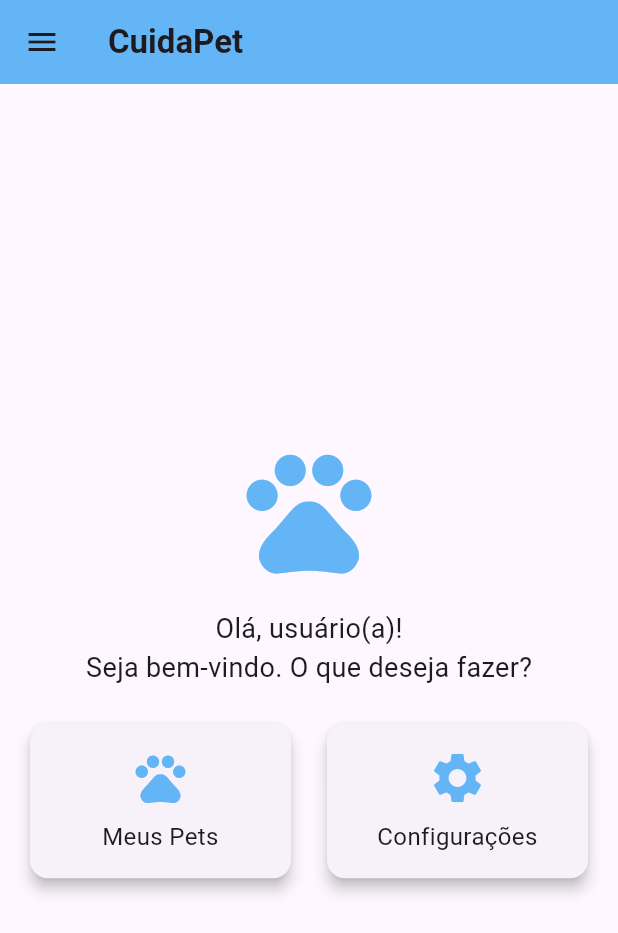
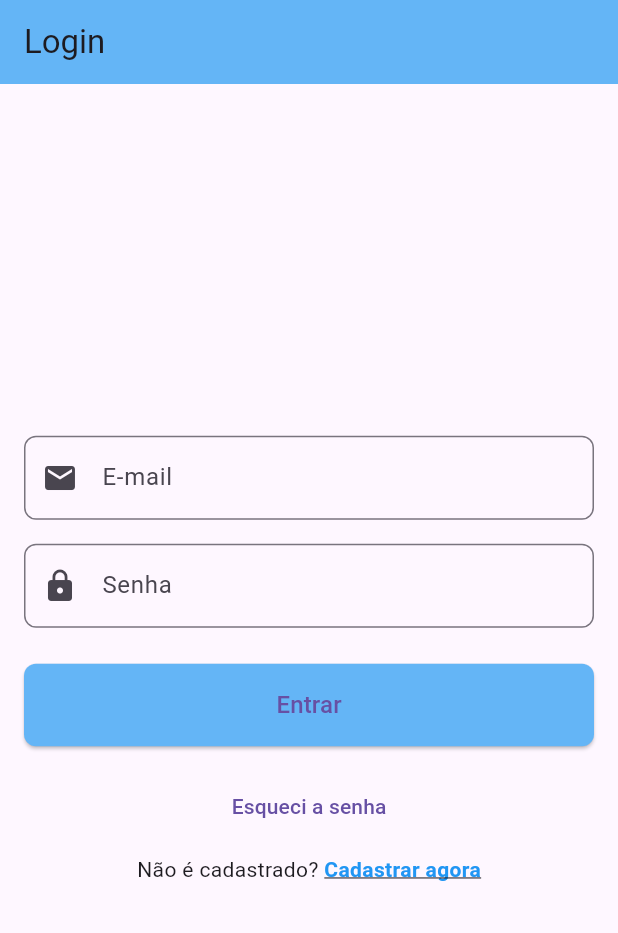
Before and after one commit to larafvitoriano/projeto-final-flutter, a Flutter app: the screen it shows after launch, on a phone screen of 412 x 824 dp. Shown: the top 933 px of the screen. Run offline on Flutter 3.47's test engine with Material 3 defaults, Android fonts, the phone set to English and light mode, and no system bars; our stand-ins replace firebase_auth, firebase_core, sqflite; accounts and stored records are empty; generated files the repository leaves out were written again.

Commit message:
feat: adicionando tela de login e configurando o firebase

```diff
--- /dev/null
+++ b/lib/login_page.dart
@@ -0,0 +1,197 @@
+import 'package:flutter/material.dart';
+import 'package:firebase_auth/firebase_auth.dart';
+import 'main.dart';
+import 'register_page.dart';
+
+class LoginPage extends StatefulWidget {
+  const LoginPage({super.key});
+
+  @override
+  _LoginPageState createState() => _LoginPageState();
+}
+
+class _LoginPageState extends State<LoginPage> {
+  final _formKey = GlobalKey<FormState>();
+  final _emailController = TextEditingController();
+  final _passwordController = TextEditingController();
+
+  bool _isLoading = false;
+
+  Future<void> _login() async {
+    if (_formKey.currentState!.validate()) {
+      setState(() {
+        _isLoading = true;
+      });
+      try {
+        await FirebaseAuth.instance.signInWithEmailAndPassword(
+          email: _emailController.text.trim(),
+          password: _passwordController.text.trim(),
+        );
+        Navigator.pushReplacement(
+          context,
+          MaterialPageRoute(builder: (context) => const MyHomePage()),
+        );
+      } on FirebaseAuthException catch (e) {
+        String message = 'Erro ao efetuar login.';
+        // Verifica o código de erro retornado
+        if (e.code == 'wrong-password') {
+          message = 'Senha incorreta. Tente novamente ou toque em "Esqueci a senha".';
+        } else if (e.code == 'user-not-found') {
+          message = 'Usuário não encontrado. Verifique o e-mail e tente novamente.';
+        } else if (e.code == 'invalid-email') {
+          message = 'Formato de e-mail inválido.';
+        }
+        ScaffoldMessenger.of(context).showSnackBar(
+          SnackBar(content: Text(message)),
+        );
+      }
+      finally {
+        setState(() {
+          _isLoading = false;
+        });
+      }
+    }
+  }
+
+  @override
+  void dispose() {
+    _emailController.dispose();
+    _passwordController.dispose();
+    super.dispose();
+  }
+
+  @override
+  Widget build(BuildContext context) {
+    return Scaffold(
+      appBar: AppBar(
+        title: const Text('Login'),
+        backgroundColor: Colors.blue[300],
+      ),
+      body: Center(
+        child: SingleChildScrollView(
+          padding: const EdgeInsets.all(16.0),
+          child: Form(
+            key: _formKey,
+            child: Column(
+              children: [
+                // Campo e-mail
+                TextFormField(
+                  controller: _emailController,
+                  decoration: InputDecoration(
+                    labelText: 'E-mail',
+                    prefixIcon: const Icon(Icons.email),
+                    border: OutlineInputBorder(
+                      borderRadius: BorderRadius.circular(8.0),
+                    ),
+                  ),
+                  keyboardType: TextInputType.emailAddress,
+                  validator: (value) {
+                    if (value == null || value.isEmpty) {
+                      return 'Por favor, insira o e-mail';
+                    }
+                    if (!value.contains('@')) {
+                      return 'E-mail inválido';
+                    }
+                    return null;
+                  },
+                ),
+                const SizedBox(height: 16.0),
+                // Campo senha
+                TextFormField(
+                  controller: _passwordController,
+                  decoration: InputDecoration(
+                    labelText: 'Senha',
+                    prefixIcon: const Icon(Icons.lock),
+                    border: OutlineInputBorder(
+                      borderRadius: BorderRadius.circular(8.0),
+                    ),
+                  ),
+                  obscureText: true,
+                  validator: (value) {
+                    if (value == null || value.isEmpty) {
+                      return 'Por favor, insira a senha';
+                    }
+                    if (value.length < 6) {
+                      return 'A senha deve ter pelo menos 6 caracteres';
+                    }
+                    return null;
+                  },
+                ),
+                const SizedBox(height: 24.0),
+                _isLoading
+                    ? const CircularProgressIndicator()
+                    : ElevatedButton(
+                  onPressed: _login,
+                  style: ElevatedButton.styleFrom(
+                    backgroundColor: Colors.blue[300],
+                    padding: const EdgeInsets.symmetric(vertical: 16.0),
+                    shape: RoundedRectangleBorder(
+                      borderRadius: BorderRadius.circular(8.0),
+                    ),
+                    minimumSize: const Size.fromHeight(50),
+                  ),
+                  child: const Text(
+                    'Entrar',
+                    style: TextStyle(fontSize: 16.0),
+                  ),
+                ),
+                const SizedBox(height: 16.0),
+                // Esqueci a senha
+                TextButton(
+                  onPressed: () async {
+                    if (_emailController.text.isNotEmpty) {
+                      try {
+                        await FirebaseAuth.instance.sendPasswordResetEmail(
+                          email: _emailController.text.trim(),
+                        );
+                        ScaffoldMessenger.of(context).showSnackBar(
+                          const SnackBar(
+                            content: Text('E-mail de recuperação enviado'),
+                          ),
+                        );
+                      } on FirebaseAuthException catch (e) {
+                        ScaffoldMessenger.of(context).showSnackBar(
+                          SnackBar(content: Text(e.message ?? 'Erro ao enviar e-mail')),
+                        );
+                      }
+                    } else {
+                      ScaffoldMessenger.of(context).showSnackBar(
+                        const SnackBar(
+                          content: Text('Insira o e-mail para recuperação'),
+                        ),
+                      );
+                    }
+                  },
+                  child: const Text('Esqueci a senha'),
+                ),
+                const SizedBox(height: 8.0),
+                Row(
+                  mainAxisAlignment: MainAxisAlignment.center,
+                  children: [
+                    const Text('Não é cadastrado? '),
+                    GestureDetector(
+                      onTap: () {
+                        Navigator.pushReplacement(
+                          context,
+                          MaterialPageRoute(builder: (context) => const RegisterPage()),
+                        );
+                      },
+                      child: const Text(
+                        'Cadastrar agora',
+                        style: TextStyle(
+                          fontWeight: FontWeight.bold,
+                          color: Colors.blue,
+                          decoration: TextDecoration.underline,
+                        ),
+                      ),
+                    ),
+                  ],
+                ),
+              ],
+            ),
+          ),
+        ),
+      ),
+    );
+  }
+}
--- a/lib/main.dart
+++ b/lib/main.dart
@@ -1,10 +1,19 @@
 import 'package:flutter/material.dart';
 import 'screens/meus_pets_page.dart';
 import 'package:flutter_localizations/flutter_localizations.dart';
+import 'package:firebase_core/firebase_core.dart';
+import 'firebase_options.dart';
+import 'package:firebase_auth/firebase_auth.dart';
+import 'login_page.dart';
 
-void main() {
+Future<void> main() async {
+  WidgetsFlutterBinding.ensureInitialized();
+  await Firebase.initializeApp(
+    options: DefaultFirebaseOptions.currentPlatform,
+  );
   runApp(const MyApp());
 }
+
 
 class MyApp extends StatelessWidget {
   const MyApp({super.key});
@@ -21,7 +30,17 @@ class MyApp extends StatelessWidget {
       supportedLocales: const [
         Locale('pt', 'BR'), // Português do Brasil
       ],
-      home: const MyHomePage(),
+      home: StreamBuilder<User?>(
+        stream: FirebaseAuth.instance.authStateChanges(),
+        builder: (context, snapshot) {
+          if (snapshot.connectionState == ConnectionState.waiting) {
+            return const Scaffold(
+              body: Center(child: CircularProgressIndicator()),
+            );
+          }
+          return snapshot.hasData ? const MyHomePage() : const LoginPage();
+        },
+      ),
     );
   }
 }
@@ -38,6 +57,18 @@ class MyHomePage extends StatelessWidget {
           'CuidaPet',
           style: TextStyle(fontWeight: FontWeight.bold),
         ),
+        actions: [
+          IconButton(
+            icon: const Icon(Icons.logout),
+            onPressed: () async {
+              await FirebaseAuth.instance.signOut();
+              Navigator.pushReplacement(
+                context,
+                MaterialPageRoute(builder: (context) => const LoginPage()),
+              );
+            },
+          )
+        ],
       ),
       drawer: Drawer(
         child: ListView(
@@ -72,6 +103,17 @@ class MyHomePage extends StatelessWidget {
               title: const Text('Configurações'),
               onTap: () {
                 Navigator.pop(context);
+              },
+            ),
+            ListTile(
+              leading: Icon(Icons.logout, color: Colors.green[500]),
+              title: const Text('Sair'),
+              onTap: () async {
+                await FirebaseAuth.instance.signOut();
+                Navigator.pushReplacement(
+                  context,
+                  MaterialPageRoute(builder: (context) => const LoginPage()),
+                );
               },
             ),
           ],
--- a/pubspec.yaml
+++ b/pubspec.yaml
@@ -35,10 +35,12 @@ dependencies:
   sqflite: ^2.0.0
   path: ^1.8.0
   intl: ^0.19.0
+  firebase_auth: ^5.5.2
 
   # The following adds the Cupertino Icons font to your application.
   # Use with the CupertinoIcons class for iOS style icons.
   cupertino_icons: ^1.0.8
+  firebase_core: ^3.13.0
 
 dev_dependencies:
   flutter_test:
```
Also changed, not shown: lib/register_page.dart (added, +189 -0 lines), pubspec.lock, 6 other files.
